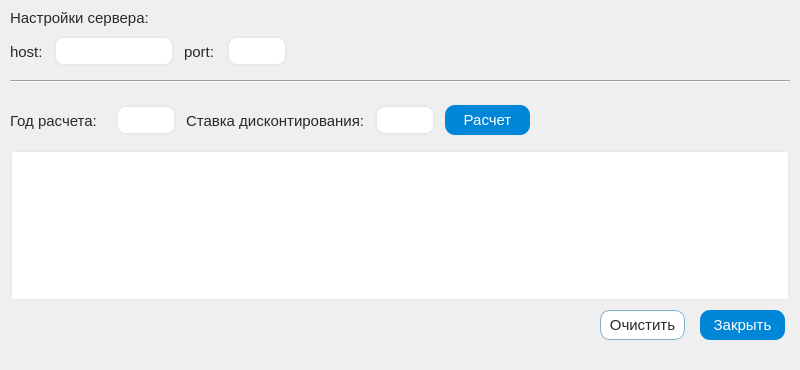
Old version of the form client/main_window.ui in the repository irakhimianov/NPV_client-server_app.
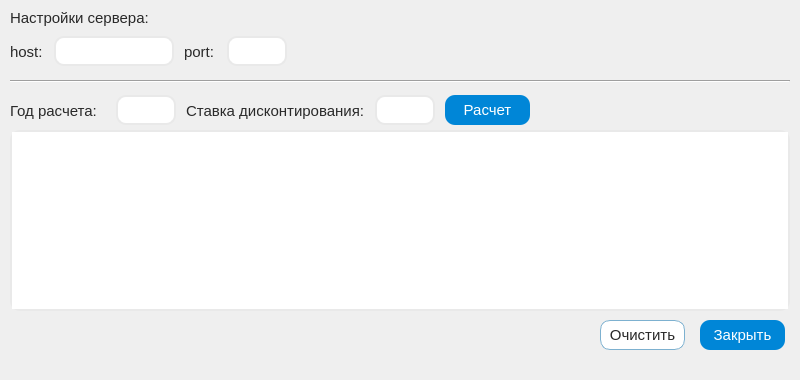
New version of the form.

Patch:
```diff
--- a/client/main_window.ui
+++ b/client/main_window.ui
@@ -7,7 +7,7 @@
     <x>0</x>
     <y>0</y>
     <width>800</width>
-    <height>370</height>
+    <height>380</height>
    </rect>
   </property>
   <property name="sizePolicy">
@@ -19,13 +19,13 @@
   <property name="minimumSize">
    <size>
     <width>800</width>
-    <height>370</height>
+    <height>380</height>
    </size>
   </property>
   <property name="maximumSize">
    <size>
     <width>800</width>
-    <height>370</height>
+    <height>380</height>
    </size>
   </property>
   <property name="baseSize">
@@ -108,9 +108,9 @@
     <property name="geometry">
      <rect>
       <x>10</x>
-      <y>150</y>
+      <y>130</y>
       <width>780</width>
-      <height>151</height>
+      <height>181</height>
      </rect>
     </property>
     <property name="frameShape">
@@ -141,7 +141,7 @@
       <x>10</x>
       <y>90</y>
       <width>520</width>
-      <height>61</height>
+      <height>41</height>
      </rect>
     </property>
     <layout class="QHBoxLayout" name="horizontalLayout">
@@ -234,7 +234,7 @@
     <property name="geometry">
      <rect>
       <x>700</x>
-      <y>310</y>
+      <y>320</y>
       <width>85</width>
       <height>30</height>
      </rect>
@@ -361,7 +361,7 @@
     <property name="geometry">
      <rect>
       <x>600</x>
-      <y>310</y>
+      <y>320</y>
       <width>85</width>
       <height>30</height>
      </rect>
```
Left out of the diff: 2 changed lines with no effect on the pictures.
